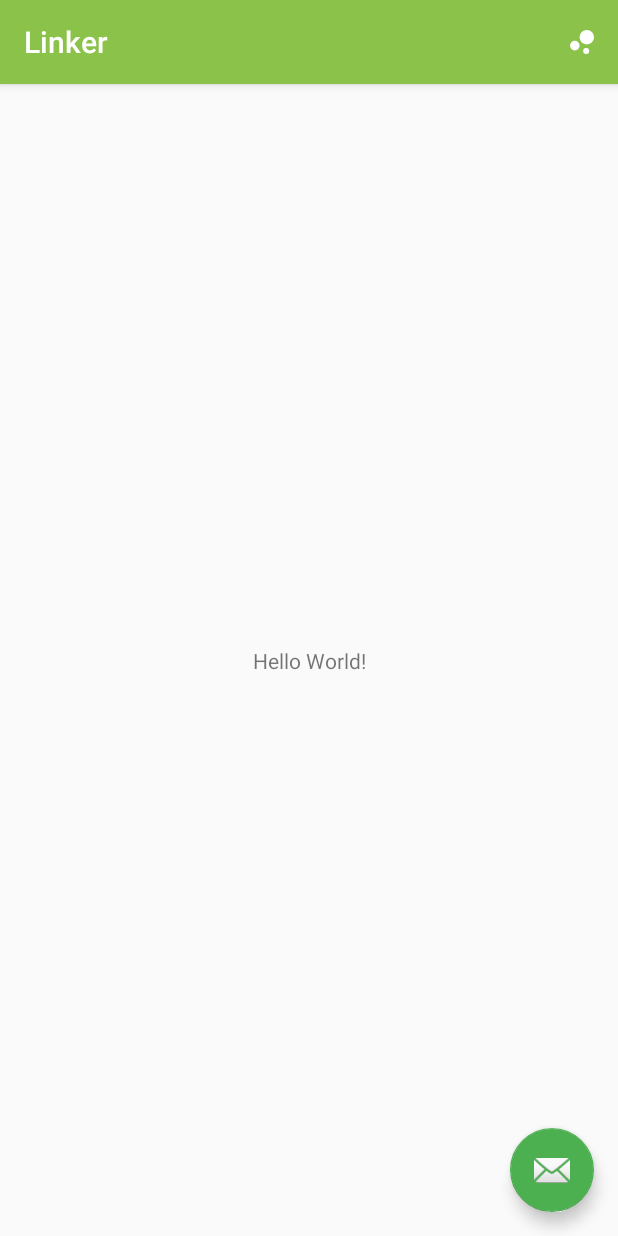
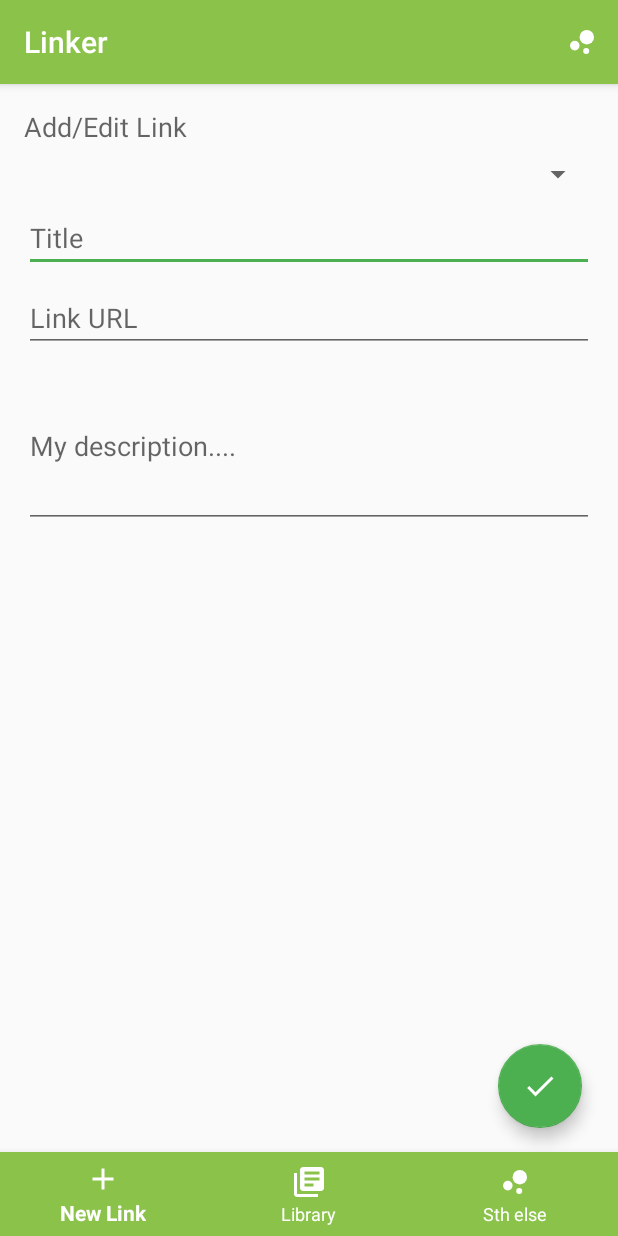
Before and after one commit to smutkiewicz/linker, an Android app: the screen it shows after launch (MainActivity), on a phone screen of 412 x 824 dp. Run offline under Robolectric (Android 15) with nearby library versions, the phone set to English and light mode, and no system bars.

Commit message:
2-UI add_edit content, bubble collapse behaviour added

```diff
--- a/app/build.gradle
+++ b/app/build.gradle
@@ -42,7 +42,8 @@ dependencies {
     /**Libraries**/
     implementation(
         "io.mattcarroll.hover:hover:$hover",
-        "org.greenrobot:eventbus:$bus"
+        "org.greenrobot:eventbus:$bus",
+        "com.weiwangcn.betterspinner:library-material:$materialSpinner"
     )
 
     /**Testing**/
--- a/app/src/main/java/studios/aestheticapps/linker/MainActivity.kt
+++ b/app/src/main/java/studios/aestheticapps/linker/MainActivity.kt
@@ -1,5 +1,7 @@
 package studios.aestheticapps.linker
 
+import android.app.ActivityManager
+import android.content.Context
 import android.os.Bundle
 import android.support.v4.content.ContextCompat
 import android.support.v7.app.AppCompatActivity
@@ -19,8 +21,12 @@ class MainActivity : AppCompatActivity()
         super.onCreate(savedInstanceState)
         setContentView(R.layout.activity_main)
         setSupportActionBar(toolbar)
+    }
 
-        createFab()
+    override fun onResume()
+    {
+        super.onResume()
+        if(isBubbleServiceRunning()) closeBubbles()
     }
 
     override fun onCreateOptionsMenu(menu: Menu): Boolean
@@ -43,13 +49,6 @@ class MainActivity : AppCompatActivity()
         }
     }
 
-    private fun createFab()
-    {
-        fab.setOnClickListener { _ ->
-            //TODO
-        }
-    }
-
     private fun openBubbles()
     {
         if(checkForDrawOverlaysPermissions())
@@ -64,6 +63,8 @@ class MainActivity : AppCompatActivity()
         }
     }
 
+    private fun closeBubbles() = BubbleMenuService.destroyFloatingMenu(this@MainActivity)
+
     private fun initThemeManager()
     {
         val defaultTheme = BubbleTheme(
@@ -74,6 +75,17 @@ class MainActivity : AppCompatActivity()
         BubbleThemeManager.init(defaultTheme)
     }
 
+    private fun isBubbleServiceRunning(): Boolean
+    {
+        val manager = getSystemService(Context.ACTIVITY_SERVICE) as ActivityManager
+        for (service in manager.getRunningServices(Integer.MAX_VALUE))
+        {
+            if (BubbleMenuService::class.java.name == service.service.className) return true
+        }
+
+        return false
+    }
+
     companion object
     {
         private const val TAG = "MainActivity"
--- /dev/null
+++ b/app/src/main/java/studios/aestheticapps/linker/floatingmenu/content/BubbleContentCallback.kt
@@ -0,0 +1,6 @@
+package studios.aestheticapps.linker.floatingmenu.content
+
+interface BubbleContentCallback
+{
+    fun collapseBubble()
+}
--- /dev/null
+++ b/app/src/main/res/drawable/ic_check.xml
@@ -0,0 +1,5 @@
+<vector android:height="24dp" android:tint="#FFFFFF"
+    android:viewportHeight="24.0" android:viewportWidth="24.0"
+    android:width="24dp" xmlns:android="http://schemas.android.com/apk/res/android">
+    <path android:fillColor="#FF000000" android:pathData="M9,16.17L4.83,12l-1.42,1.41L9,19 21,7l-1.41,-1.41z"/>
+</vector>
--- /dev/null
+++ b/app/src/main/res/drawable/ic_library.xml
@@ -0,0 +1,5 @@
+<vector android:height="24dp" android:tint="#FFFFFF"
+    android:viewportHeight="24.0" android:viewportWidth="24.0"
+    android:width="24dp" xmlns:android="http://schemas.android.com/apk/res/android">
+    <path android:fillColor="#FF000000" android:pathData="M4,6L2,6v14c0,1.1 0.9,2 2,2h14v-2L4,20L4,6zM20,2L8,2c-1.1,0 -2,0.9 -2,2v12c0,1.1 0.9,2 2,2h12c1.1,0 2,-0.9 2,-2L22,4c0,-1.1 -0.9,-2 -2,-2zM19,11L9,11L9,9h10v2zM15,15L9,15v-2h6v2zM19,7L9,7L9,5h10v2z"/>
+</vector>
--- a/app/src/main/res/layout/activity_main.xml
+++ b/app/src/main/res/layout/activity_main.xml
@@ -23,12 +23,19 @@
 
     <include layout="@layout/content_main"/>
 
-    <android.support.design.widget.FloatingActionButton
-            android:id="@+id/fab"
-            android:layout_width="wrap_content"
+    <android.support.design.widget.BottomNavigationView
+            android:id="@+id/bottom_navigation"
+            android:layout_width="match_parent"
             android:layout_height="wrap_content"
             android:layout_gravity="bottom|end"
-            android:layout_margin="@dimen/fab_margin"
-            app:srcCompat="@android:drawable/ic_dialog_email"/>
+            android:layout_alignParentBottom="true"
+            app:itemBackground="@color/colorPrimary"
+            app:itemIconTint="@color/white"
+            app:itemTextColor="@color/white"
+            app:menu="@menu/bottom_navigation_main"
+            app:layout_constraintBottom_toBottomOf="parent"
+            app:layout_constraintEnd_toEndOf="parent"
+            app:layout_constraintStart_toStartOf="parent"
+    />
 
 </android.support.design.widget.CoordinatorLayout>
--- /dev/null
+++ b/app/src/main/res/layout/add_edit_content.xml
@@ -0,0 +1,100 @@
+<?xml version="1.0" encoding="utf-8"?>
+<android.support.design.widget.CoordinatorLayout
+        xmlns:android="http://schemas.android.com/apk/res/android"
+        xmlns:app="http://schemas.android.com/apk/res-auto"
+        xmlns:tools="http://schemas.android.com/tools"
+        android:layout_width="match_parent"
+        android:layout_height="match_parent">
+
+    <ScrollView
+            android:layout_width="match_parent"
+            android:layout_height="match_parent">
+
+        <android.support.constraint.ConstraintLayout
+                android:layout_width="match_parent"
+                android:layout_height="wrap_content">
+
+            <Spinner
+                    android:id="@+id/linkTypeSpinner"
+                    android:layout_width="match_parent"
+                    android:layout_height="wrap_content"
+                    android:layout_marginTop="8dp"
+                    app:layout_constraintTop_toBottomOf="@+id/addEditTitleTv"
+                    android:layout_marginEnd="8dp"
+                    app:layout_constraintEnd_toEndOf="parent"
+                    app:layout_constraintStart_toStartOf="parent"
+                    android:layout_marginStart="8dp"/>
+
+            <EditText
+                    android:id="@+id/linkTitleEt"
+                    android:layout_width="0dp"
+                    android:layout_height="wrap_content"
+                    android:ems="10"
+                    app:layout_constraintEnd_toEndOf="parent"
+                    android:layout_marginEnd="8dp"
+                    app:layout_constraintStart_toStartOf="parent"
+                    android:layout_marginStart="8dp"
+                    android:inputType="text|textAutoComplete"
+                    android:singleLine="true"
+                    android:hint="@string/add_edit_title_hint"
+                    app:layout_constraintHorizontal_bias="0.0"
+                    android:layout_marginTop="8dp"
+                    app:layout_constraintTop_toBottomOf="@+id/linkTypeSpinner"/>
+
+            <EditText
+                    android:id="@+id/descriptionEt"
+                    android:layout_width="0dp"
+                    android:layout_height="wrap_content"
+                    android:ems="10"
+                    android:layout_marginTop="8dp"
+                    app:layout_constraintTop_toBottomOf="@+id/urlEt"
+                    app:layout_constraintEnd_toEndOf="parent"
+                    android:layout_marginEnd="8dp"
+                    app:layout_constraintStart_toStartOf="parent"
+                    android:layout_marginStart="8dp"
+                    app:layout_constraintBottom_toBottomOf="parent"
+                    android:layout_marginBottom="8dp"
+                    android:lines="4"
+                    android:inputType="text|textAutoCorrect|textAutoComplete|textMultiLine|textImeMultiLine"
+                    android:hint="@string/add_edit_my_description"
+                    android:singleLine="false"/>
+
+            <EditText
+                    android:id="@+id/urlEt"
+                    android:layout_width="0dp"
+                    android:layout_height="wrap_content"
+                    android:ems="10"
+                    app:layout_constraintEnd_toEndOf="parent"
+                    android:layout_marginEnd="8dp"
+                    android:layout_marginTop="8dp"
+                    app:layout_constraintTop_toBottomOf="@+id/linkTitleEt"
+                    app:layout_constraintStart_toStartOf="parent"
+                    android:layout_marginStart="8dp"
+                    android:inputType="text|textUri"
+                    android:hint="@string/add_edit_link_url"
+                    app:layout_constraintHorizontal_bias="0.0"/>
+
+            <TextView
+                    android:id="@+id/addEditTitleTv"
+                    android:text="@string/add_edit_link_title"
+                    android:layout_width="wrap_content"
+                    android:layout_height="24dp"
+                    app:layout_constraintTop_toTopOf="parent"
+                    android:layout_marginTop="8dp"
+                    app:layout_constraintStart_toStartOf="parent"
+                    android:layout_marginStart="8dp"
+                    android:textAppearance="@style/TextAppearance.AppCompat.Medium"/>
+
+        </android.support.constraint.ConstraintLayout>
+    </ScrollView>
+    <android.support.design.widget.FloatingActionButton
+            android:layout_width="match_parent"
+            android:layout_height="wrap_content"
+            android:layout_gravity="bottom|end"
+            android:layout_margin="@dimen/fab_margin"
+            android:clickable="true"
+            app:srcCompat="@drawable/ic_check"
+            android:id="@+id/saveLinkFab"
+            android:focusable="true"/>
+
+</android.support.design.widget.CoordinatorLayout>
--- a/app/src/main/res/layout/content_main.xml
+++ b/app/src/main/res/layout/content_main.xml
@@ -1,21 +1,18 @@
 <?xml version="1.0" encoding="utf-8"?>
-<android.support.constraint.ConstraintLayout
+<android.support.design.widget.CoordinatorLayout
         xmlns:android="http://schemas.android.com/apk/res/android"
         xmlns:tools="http://schemas.android.com/tools"
         xmlns:app="http://schemas.android.com/apk/res-auto"
         android:layout_width="match_parent"
         android:layout_height="match_parent"
         app:layout_behavior="@string/appbar_scrolling_view_behavior"
+        android:layout_marginTop="8dp"
+        android:layout_marginStart="8dp"
+        android:layout_marginEnd="8dp"
+        android:layout_marginBottom="56dp"
         tools:showIn="@layout/activity_main"
         tools:context=".MainActivity">
 
-    <TextView
-            android:layout_width="wrap_content"
-            android:layout_height="wrap_content"
-            android:text="Hello World!"
-            app:layout_constraintBottom_toBottomOf="parent"
-            app:layout_constraintLeft_toLeftOf="parent"
-            app:layout_constraintRight_toRightOf="parent"
-            app:layout_constraintTop_toTopOf="parent"/>
+    <include layout="@layout/add_edit_content"/>
 
-</android.support.constraint.ConstraintLayout>
+</android.support.design.widget.CoordinatorLayout>
--- a/app/src/main/res/layout/recent_list_item.xml
+++ b/app/src/main/res/layout/recent_list_item.xml
@@ -29,4 +29,5 @@
                 app:layout_constraintStart_toStartOf="parent"
                 android:layout_marginStart="8dp"/>
     </android.support.constraint.ConstraintLayout>
+
 </android.support.v7.widget.CardView>
--- /dev/null
+++ b/app/src/main/res/menu/bottom_navigation_main.xml
@@ -0,0 +1,22 @@
+<?xml version="1.0" encoding="utf-8"?>
+<menu xmlns:android="http://schemas.android.com/apk/res/android"
+      xmlns:app="http://schemas.android.com/apk/res-auto">
+
+    <item android:id="@+id/action_add"
+          android:enabled="true"
+          android:icon="@drawable/ic_add"
+          android:title="@string/nav_add"
+          app:showAsAction="ifRoom" />
+
+    <item android:id="@+id/action_library"
+          android:enabled="true"
+          android:icon="@drawable/ic_library"
+          android:title="@string/nav_library"
+          app:showAsAction="ifRoom" />
+
+    <item android:id="@+id/action_sth_else"
+          android:enabled="true"
+          android:icon="@drawable/ic_bubble"
+          android:title="@string/nav_sth_else"
+          app:showAsAction="ifRoom" />
+</menu>
--- a/app/src/main/res/values/colors.xml
+++ b/app/src/main/res/values/colors.xml
@@ -11,7 +11,7 @@
 
     <color name="hover_navigator_color">#FFFFFF</color>
 
-    <color name="colorPrimary">#8BC34A</color>
+    <color name="colorPrimary">#8bc34a</color>
     <color name="colorPrimaryDark">#689F38</color>
     <color name="colorPrimaryLight">#DCEDC8</color>
     <color name="colorAccent">#4CAF50</color>
@@ -20,4 +20,6 @@
     <color name="icons">#212121</color>
     <color name="divider">#BDBDBD</color>
 
+    <color name="white">#FFFFFF</color>
+
 </resources>
--- a/app/src/main/res/values/strings.xml
+++ b/app/src/main/res/values/strings.xml
@@ -6,4 +6,11 @@
     <string name="action_bubbles">Linker Bubbles</string>
     <string name="service_is_active">Linker service is active.</string>
     <string name="search_for_links_in_your_library">Search for links in your library...</string>
+    <string name="nav_add">New Link</string>
+    <string name="nav_library">Library</string>
+    <string name="add_edit_my_description">My description....</string>
+    <string name="add_edit_link_url">Link URL</string>
+    <string name="add_edit_link_title">Add/Edit Link</string>
+    <string name="add_edit_title_hint">Title</string>
+    <string name="nav_sth_else">Sth else</string>
 </resources>
--- a/app/src/main/res/values/styles.xml
+++ b/app/src/main/res/values/styles.xml
@@ -6,10 +6,12 @@
         <item name="colorPrimary">@color/colorPrimary</item>
         <item name="colorPrimaryDark">@color/colorPrimaryDark</item>
         <item name="colorAccent">@color/colorAccent</item>
+        <item name="coordinatorLayoutStyle">@style/Widget.Support.CoordinatorLayout</item>
     </style>
     <style name="AppTheme.NoActionBar">
         <item name="windowActionBar">false</item>
         <item name="windowNoTitle">true</item>
+        <item name="coordinatorLayoutStyle">@style/Widget.Support.CoordinatorLayout</item>
     </style>
     <style name="AppTheme.AppBarOverlay" parent="ThemeOverlay.AppCompat.Dark.ActionBar"/>
     <style name="AppTheme.PopupOverlay" parent="ThemeOverlay.AppCompat.Light"/>
--- a/build.gradle
+++ b/build.gradle
@@ -14,6 +14,7 @@ buildscript {
         /**Libraries**/
         hover = "0.9.8"
         bus = "3.1.1"
+        materialSpinner = "1.1.0"
 
         /**Testing**/
         junitAndroid = "4.12"
```
Also changed, not shown: app/src/main/java/studios/aestheticapps/linker/floatingmenu/BubbleMenuFactory.kt (+4 -3 lines), app/src/main/java/studios/aestheticapps/linker/floatingmenu/BubbleMenuService.kt (+8 -2 lines), app/src/main/java/studios/aestheticapps/linker/floatingmenu/content/AddEditBubbleContent.kt (+20 -6 lines), app/src/main/java/studios/aestheticapps/linker/floatingmenu/content/BrowseItemsBubbleContent.kt (+17 -3 lines), app/src/main/res/layout/browse_items_content.xml (+24 -18 lines), app/src/main/res/drawable/linker_logo_black.png (added).
